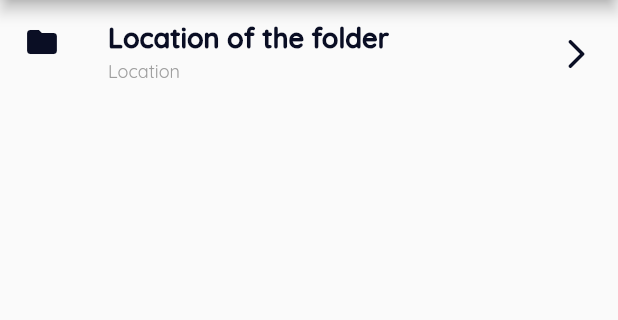
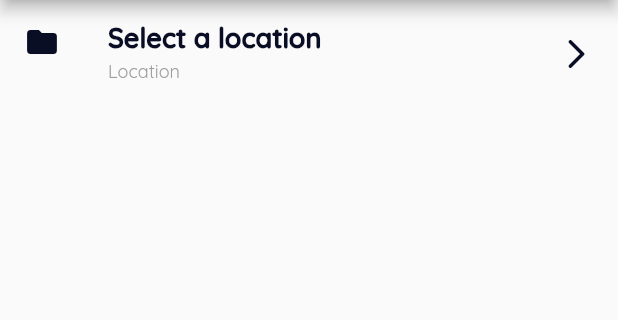
Before and after one commit to lansoyyy/fotoverse, a Flutter app: the SettingsPage screen opened directly, on a phone screen of 412 x 824 dp, the part 84-404 px from its top. Run offline on Flutter 3.47's test engine with Material 2 defaults, Android fonts, the phone set to English and light mode, and no system bars; our stand-ins replace cloud_firestore, file_picker, firebase_auth, firebase_core, firebase_storage, fluttertoast and 6 more; missing offline and left inert: tflite, widgets_to_image; accounts and stored records are empty; project files that could hold a hidden picture were left out.

Commit message:
added settings func

```diff
--- a/lib/screens/pages/settings_page.dart
+++ b/lib/screens/pages/settings_page.dart
@@ -3,10 +3,17 @@ import 'package:flutter/material.dart';
 import 'package:fotoverse/utils/colors.dart';
 import 'package:fotoverse/widgets/drawer_widget.dart';
 import 'package:fotoverse/widgets/text_widget.dart';
+import 'package:get_storage/get_storage.dart';
 
-class SettingsPage extends StatelessWidget {
+class SettingsPage extends StatefulWidget {
   const SettingsPage({Key? key}) : super(key: key);
 
+  @override
+  State<SettingsPage> createState() => _SettingsPageState();
+}
+
+class _SettingsPageState extends State<SettingsPage> {
+  final box = GetStorage();
   @override
   Widget build(BuildContext context) {
     return Scaffold(
@@ -21,6 +28,10 @@ class SettingsPage extends StatelessWidget {
           ListTile(
             onTap: () async {
               final result = await FilePicker.platform.getDirectoryPath();
+
+              setState(() {
+                box.write('path', result);
+              });
             },
             leading: const Icon(
               Icons.folder,
@@ -31,7 +42,7 @@ class SettingsPage extends StatelessWidget {
               color: primary,
             ),
             title: TextBold(
-              text: 'Location of the folder',
+              text: box.read('path') ?? 'Select a location',
               fontSize: 18,
               color: primary,
             ),
--- a/lib/screens/view_image_screen.dart
+++ b/lib/screens/view_image_screen.dart
@@ -86,8 +86,8 @@ class _ViewImageScreenState extends State<ViewImageScreen> {
 
         if (bytes != null) {
           // Get the documents directory where you want to save the image
-          final appDocDir = await getApplicationDocumentsDirectory();
-          final imagePath = '${appDocDir.path}/my_image.png';
+
+          final imagePath = '${box.read('path')}/my_image.png';
 
           // Write the bytes to a File and save it to the specified location
           final file = File(imagePath);
--- a/pubspec.yaml
+++ b/pubspec.yaml
@@ -49,7 +49,7 @@ dependencies:
   screenshot:
   google_sign_in:
   image_cropper:
-  file_picker:
+  file_picker: ^4.5.1
 
 
 dev_dependencies:
```
Also changed, not shown: pubspec.lock.
